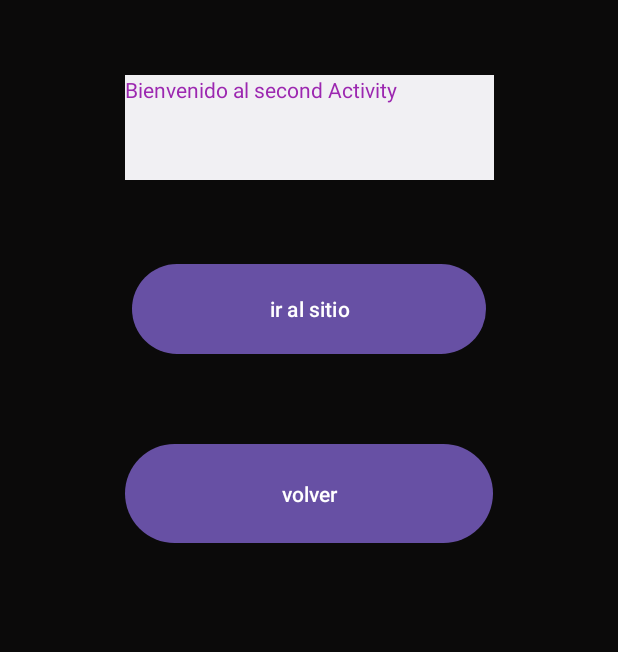
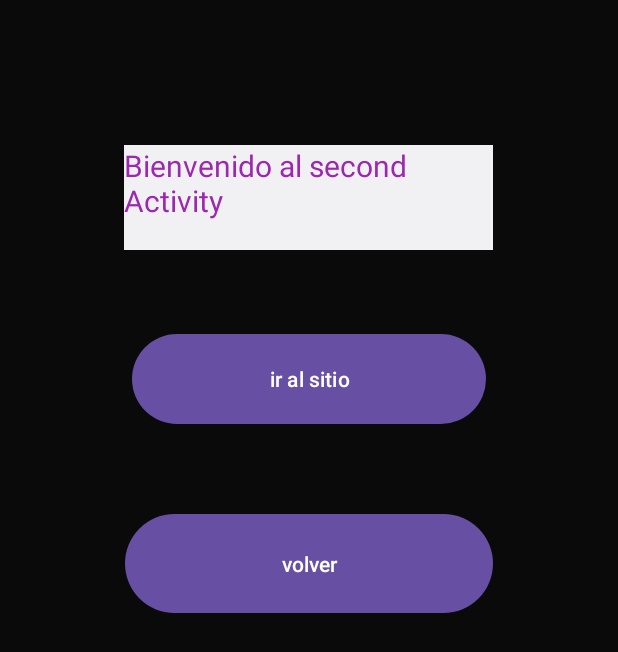
Before and after one commit to Gingin90/ejercicio8, an Android app: the MainActivity2 screen opened directly, with no data from a screen before it, on a phone screen of 412 x 824 dp. Shown: the top 652 px of the screen. Run offline under Robolectric (Android 15) with nearby library versions, the phone set to English and light mode, and no system bars.

Commit message:
se le agrego image view y fondo negro

```diff
--- a/app/src/main/res/layout/activity_main.xml
+++ b/app/src/main/res/layout/activity_main.xml
@@ -20,8 +20,8 @@
 
     <ImageView
         android:id="@+id/imageView"
-        android:layout_width="wrap_content"
-        android:layout_height="wrap_content"
+        android:layout_width="172dp"
+        android:layout_height="115dp"
         android:layout_marginStart="16dp"
         android:layout_marginTop="68dp"
         android:layout_marginEnd="16dp"
--- a/app/src/main/res/layout/activity_main2.xml
+++ b/app/src/main/res/layout/activity_main2.xml
@@ -14,12 +14,14 @@
         android:background="#F1F0F3"
         android:text="Bienvenido al second Activity"
         android:textColor="#9C27B0"
+        android:textSize="20dp"
         android:visibility="visible"
         app:layout_constraintBottom_toBottomOf="parent"
         app:layout_constraintEnd_toEndOf="parent"
+        app:layout_constraintHorizontal_bias="0.496"
         app:layout_constraintStart_toStartOf="parent"
         app:layout_constraintTop_toTopOf="parent"
-        app:layout_constraintVertical_bias="0.066" />
+        app:layout_constraintVertical_bias="0.128" />
 
     <Button
         android:id="@+id/goToUrlButton"
```
